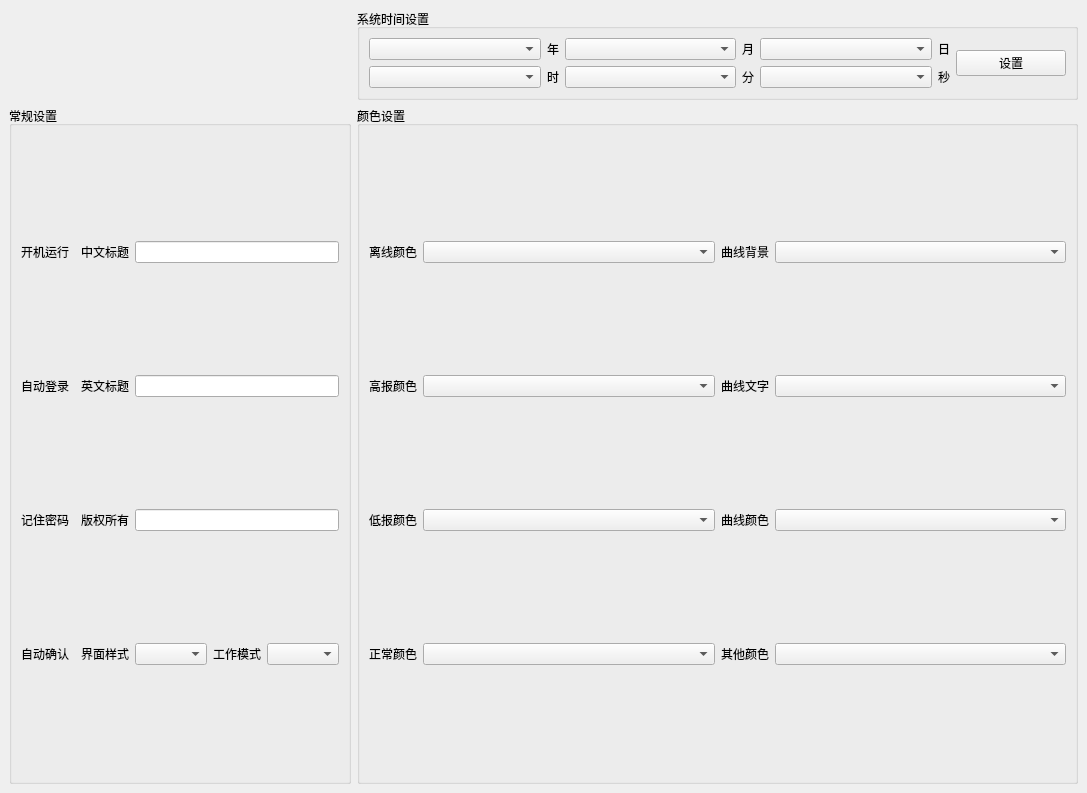
Above: frmconfig/frmconfigsystem.ui from richardzjq/instrument_correction before the change. Below: the same form after it.
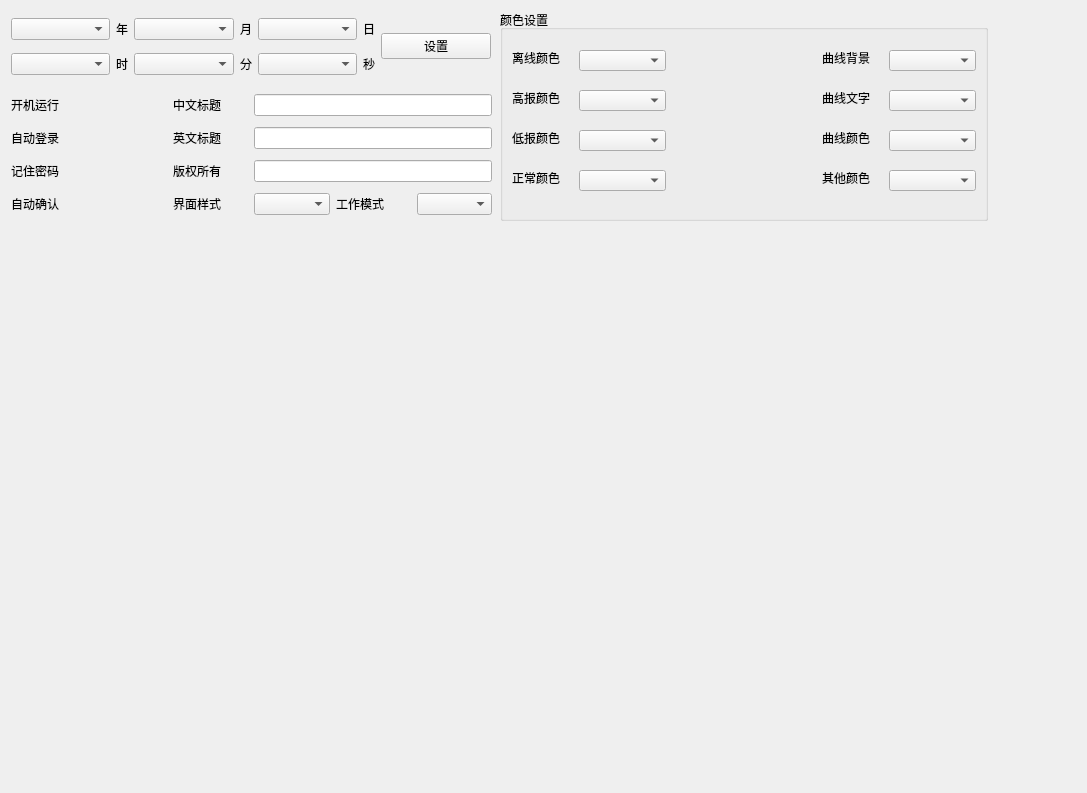
That is the form after the change. Custom widgets are drawn as their Qt base class.

Commit message: change system config UI

```diff
--- a/frmconfig/frmconfigsystem.ui
+++ b/frmconfig/frmconfigsystem.ui
@@ -34,15 +34,27 @@
      <property name="autoFillBackground">
       <bool>true</bool>
      </property>
-     <layout class="QGridLayout" name="gridLayout_9">
-      <item row="1" column="1">
        <widget class="QGroupBox" name="gboxColor">
+      <property name="geometry">
+       <rect>
+        <x>500</x>
+        <y>10</y>
+        <width>488</width>
+        <height>211</height>
+       </rect>
+      </property>
         <property name="title">
          <string>颜色设置</string>
         </property>
-        <layout class="QGridLayout" name="gridLayout_8">
-         <item row="0" column="1">
           <widget class="ColorComboBox" name="cboxColorZero">
+       <property name="geometry">
+        <rect>
+         <x>79</x>
+         <y>40</y>
+         <width>87</width>
+         <height>21</height>
+        </rect>
+       </property>
            <property name="sizePolicy">
             <sizepolicy hsizetype="Expanding" vsizetype="Fixed">
              <horstretch>0</horstretch>
@@ -50,23 +62,41 @@
             </sizepolicy>
            </property>
           </widget>
-         </item>
-         <item row="0" column="0">
           <widget class="QLabel" name="labColorZero">
+       <property name="geometry">
+        <rect>
+         <x>12</x>
+         <y>40</y>
+         <width>60</width>
+         <height>16</height>
+        </rect>
+       </property>
            <property name="text">
             <string>离线颜色</string>
            </property>
           </widget>
-         </item>
-         <item row="0" column="2">
           <widget class="QLabel" name="labColorPlotBg">
+       <property name="geometry">
+        <rect>
+         <x>322</x>
+         <y>40</y>
+         <width>60</width>
+         <height>16</height>
+        </rect>
+       </property>
            <property name="text">
             <string>曲线背景</string>
            </property>
           </widget>
-         </item>
-         <item row="0" column="3">
           <widget class="ColorComboBox" name="cboxColorPlotBg">
+       <property name="geometry">
+        <rect>
+         <x>389</x>
+         <y>40</y>
+         <width>87</width>
+         <height>21</height>
+        </rect>
+       </property>
            <property name="sizePolicy">
             <sizepolicy hsizetype="Expanding" vsizetype="Fixed">
              <horstretch>0</horstretch>
@@ -74,23 +104,41 @@
             </sizepolicy>
            </property>
           </widget>
-         </item>
-         <item row="1" column="0">
           <widget class="QLabel" name="labColorUpper">
+       <property name="geometry">
+        <rect>
+         <x>12</x>
+         <y>80</y>
+         <width>60</width>
+         <height>16</height>
+        </rect>
+       </property>
            <property name="text">
             <string>高报颜色</string>
            </property>
           </widget>
-         </item>
-         <item row="1" column="2">
           <widget class="QLabel" name="labColorPlotText">
+       <property name="geometry">
+        <rect>
+         <x>322</x>
+         <y>80</y>
+         <width>60</width>
+         <height>16</height>
+        </rect>
+       </property>
            <property name="text">
             <string>曲线文字</string>
            </property>
           </widget>
-         </item>
-         <item row="1" column="1">
           <widget class="ColorComboBox" name="cboxColorUpper">
+       <property name="geometry">
+        <rect>
+         <x>79</x>
+         <y>80</y>
+         <width>87</width>
+         <height>21</height>
+        </rect>
+       </property>
            <property name="sizePolicy">
             <sizepolicy hsizetype="Expanding" vsizetype="Fixed">
              <horstretch>0</horstretch>
@@ -98,16 +146,28 @@
             </sizepolicy>
            </property>
           </widget>
-         </item>
-         <item row="2" column="0">
           <widget class="QLabel" name="labColorLimit">
+       <property name="geometry">
+        <rect>
+         <x>12</x>
+         <y>120</y>
+         <width>60</width>
+         <height>16</height>
+        </rect>
+       </property>
            <property name="text">
             <string>低报颜色</string>
            </property>
           </widget>
-         </item>
-         <item row="2" column="1">
           <widget class="ColorComboBox" name="cboxColorLimit">
+       <property name="geometry">
+        <rect>
+         <x>79</x>
+         <y>120</y>
+         <width>87</width>
+         <height>21</height>
+        </rect>
+       </property>
            <property name="sizePolicy">
             <sizepolicy hsizetype="Expanding" vsizetype="Fixed">
              <horstretch>0</horstretch>
@@ -115,16 +175,28 @@
             </sizepolicy>
            </property>
           </widget>
-         </item>
-         <item row="2" column="2">
           <widget class="QLabel" name="labColorPlotLine">
+       <property name="geometry">
+        <rect>
+         <x>322</x>
+         <y>120</y>
+         <width>60</width>
+         <height>16</height>
+        </rect>
+       </property>
            <property name="text">
             <string>曲线颜色</string>
            </property>
           </widget>
-         </item>
-         <item row="1" column="3">
           <widget class="ColorComboBox" name="cboxColorPlotText">
+       <property name="geometry">
+        <rect>
+         <x>389</x>
+         <y>80</y>
+         <width>87</width>
+         <height>21</height>
+        </rect>
+       </property>
            <property name="sizePolicy">
             <sizepolicy hsizetype="Expanding" vsizetype="Fixed">
              <horstretch>0</horstretch>
@@ -132,9 +204,15 @@
             </sizepolicy>
            </property>
           </widget>
-         </item>
-         <item row="2" column="3">
           <widget class="ColorComboBox" name="cboxColorPlotLine">
+       <property name="geometry">
+        <rect>
+         <x>389</x>
+         <y>120</y>
+         <width>87</width>
+         <height>21</height>
+        </rect>
+       </property>
            <property name="sizePolicy">
             <sizepolicy hsizetype="Expanding" vsizetype="Fixed">
              <horstretch>0</horstretch>
@@ -142,23 +220,41 @@
             </sizepolicy>
            </property>
           </widget>
-         </item>
-         <item row="3" column="2">
           <widget class="QLabel" name="labColorOther">
+       <property name="geometry">
+        <rect>
+         <x>322</x>
+         <y>160</y>
+         <width>60</width>
+         <height>16</height>
+        </rect>
+       </property>
            <property name="text">
             <string>其他颜色</string>
            </property>
           </widget>
-         </item>
-         <item row="3" column="0">
           <widget class="QLabel" name="labColorNormal">
+       <property name="geometry">
+        <rect>
+         <x>12</x>
+         <y>160</y>
+         <width>60</width>
+         <height>16</height>
+        </rect>
+       </property>
            <property name="text">
             <string>正常颜色</string>
            </property>
           </widget>
-         </item>
-         <item row="3" column="1">
           <widget class="ColorComboBox" name="cboxColorNormal">
+       <property name="geometry">
+        <rect>
+         <x>79</x>
+         <y>160</y>
+         <width>87</width>
+         <height>21</height>
+        </rect>
+       </property>
            <property name="sizePolicy">
             <sizepolicy hsizetype="Expanding" vsizetype="Fixed">
              <horstretch>0</horstretch>
@@ -166,9 +262,15 @@
             </sizepolicy>
            </property>
           </widget>
-         </item>
-         <item row="3" column="3">
           <widget class="ColorComboBox" name="cboxColorOther">
+       <property name="geometry">
+        <rect>
+         <x>389</x>
+         <y>160</y>
+         <width>87</width>
+         <height>21</height>
+        </rect>
+       </property>
            <property name="sizePolicy">
             <sizepolicy hsizetype="Expanding" vsizetype="Fixed">
              <horstretch>0</horstretch>
@@ -176,16 +278,54 @@
             </sizepolicy>
            </property>
           </widget>
-         </item>
-        </layout>
-       </widget>
-      </item>
-      <item row="1" column="0">
-       <widget class="QGroupBox" name="gboxBase">
-        <property name="title">
-         <string>常规设置</string>
+     </widget>
+     <widget class="QWidget" name="gboxBase" native="true">
+      <property name="geometry">
+       <rect>
+        <x>11</x>
+        <y>89</y>
+        <width>481</width>
+        <height>131</height>
+       </rect>
         </property>
         <layout class="QGridLayout" name="gridLayout_2">
+       <item row="1" column="2">
+        <widget class="QLabel" name="labLogoE">
+         <property name="text">
+          <string>英文标题</string>
+         </property>
+        </widget>
+       </item>
+       <item row="0" column="0">
+        <widget class="QLabel" name="labAutoRun">
+         <property name="text">
+          <string>开机运行</string>
+         </property>
+        </widget>
+       </item>
+       <item row="3" column="0">
+        <widget class="QLabel" name="labAutoConfirm">
+         <property name="text">
+          <string>自动确认</string>
+         </property>
+        </widget>
+       </item>
+       <item row="3" column="4">
+        <widget class="QLabel" name="labWorkMode">
+         <property name="text">
+          <string>工作模式</string>
+         </property>
+        </widget>
+       </item>
+       <item row="3" column="5">
+        <widget class="QComboBox" name="cboxWorkMode"/>
+       </item>
+       <item row="0" column="3" colspan="3">
+        <widget class="QLineEdit" name="txtLogoCn"/>
+       </item>
+       <item row="3" column="3">
+        <widget class="QComboBox" name="cboxStyleName"/>
+       </item>
          <item row="3" column="2">
           <widget class="QLabel" name="labStyleName">
            <property name="text">
@@ -193,6 +333,16 @@
            </property>
           </widget>
          </item>
+       <item row="1" column="3" colspan="3">
+        <widget class="QLineEdit" name="txtLogoEn"/>
+       </item>
+       <item row="2" column="2">
+        <widget class="QLabel" name="labAuthor">
+         <property name="text">
+          <string>版权所有</string>
+         </property>
+        </widget>
+       </item>
          <item row="2" column="3" colspan="3">
           <widget class="QLineEdit" name="txtAuthor">
            <property name="readOnly">
@@ -200,41 +350,6 @@
            </property>
           </widget>
          </item>
-         <item row="2" column="2">
-          <widget class="QLabel" name="labAuthor">
-           <property name="text">
-            <string>版权所有</string>
-           </property>
-          </widget>
-         </item>
-         <item row="3" column="1">
-          <widget class="SwitchButton" name="btnAutoConfirm" native="true"/>
-         </item>
-         <item row="2" column="1">
-          <widget class="SwitchButton" name="btnAutoPwd" native="true"/>
-         </item>
-         <item row="0" column="1">
-          <widget class="SwitchButton" name="btnAutoRun" native="true"/>
-         </item>
-         <item row="1" column="1">
-          <widget class="SwitchButton" name="btnAutoLogin" native="true"/>
-         </item>
-         <item row="3" column="3">
-          <widget class="QComboBox" name="cboxStyleName"/>
-         </item>
-         <item row="3" column="5">
-          <widget class="QComboBox" name="cboxWorkMode"/>
-         </item>
-         <item row="1" column="3" colspan="3">
-          <widget class="QLineEdit" name="txtLogoEn"/>
-         </item>
-         <item row="3" column="4">
-          <widget class="QLabel" name="labWorkMode">
-           <property name="text">
-            <string>工作模式</string>
-           </property>
-          </widget>
-         </item>
          <item row="0" column="2">
           <widget class="QLabel" name="labLogoC">
            <property name="text">
@@ -242,23 +357,6 @@
            </property>
           </widget>
          </item>
-         <item row="1" column="2">
-          <widget class="QLabel" name="labLogoE">
-           <property name="text">
-            <string>英文标题</string>
-           </property>
-          </widget>
-         </item>
-         <item row="0" column="3" colspan="3">
-          <widget class="QLineEdit" name="txtLogoCn"/>
-         </item>
-         <item row="1" column="0">
-          <widget class="QLabel" name="labAutoLogin">
-           <property name="text">
-            <string>自动登录</string>
-           </property>
-          </widget>
-         </item>
          <item row="2" column="0">
           <widget class="QLabel" name="labAutoPwd">
            <property name="text">
@@ -266,34 +364,42 @@
            </property>
           </widget>
          </item>
-         <item row="0" column="0">
-          <widget class="QLabel" name="labAutoRun">
+       <item row="1" column="0">
+        <widget class="QLabel" name="labAutoLogin">
            <property name="text">
-            <string>开机运行</string>
+          <string>自动登录</string>
            </property>
           </widget>
          </item>
-         <item row="3" column="0">
-          <widget class="QLabel" name="labAutoConfirm">
-           <property name="text">
-            <string>自动确认</string>
-           </property>
-          </widget>
-         </item>
-        </layout>
-       </widget>
+       <item row="3" column="1">
+        <widget class="SwitchButton" name="btnAutoConfirm" native="true"/>
+       </item>
+       <item row="2" column="1">
+        <widget class="SwitchButton" name="btnAutoPwd" native="true"/>
       </item>
       <item row="0" column="1">
-       <widget class="QGroupBox" name="gboxTime">
+        <widget class="SwitchButton" name="btnAutoRun" native="true"/>
+       </item>
+       <item row="1" column="1">
+        <widget class="SwitchButton" name="btnAutoLogin" native="true"/>
+       </item>
+      </layout>
+     </widget>
+     <widget class="QWidget" name="gboxTime" native="true">
+      <property name="geometry">
+       <rect>
+        <x>11</x>
+        <y>11</y>
+        <width>480</width>
+        <height>71</height>
+       </rect>
+      </property>
         <property name="sizePolicy">
          <sizepolicy hsizetype="Preferred" vsizetype="Fixed">
           <horstretch>0</horstretch>
           <verstretch>0</verstretch>
          </sizepolicy>
         </property>
-        <property name="title">
-         <string>系统时间设置</string>
-        </property>
         <layout class="QGridLayout" name="gridLayout">
          <item row="1" column="0">
           <widget class="QComboBox" name="cboxHour">
@@ -305,6 +411,13 @@
            </property>
           </widget>
          </item>
+       <item row="0" column="5">
+        <widget class="QLabel" name="labDay">
+         <property name="text">
+          <string>日</string>
+         </property>
+        </widget>
+       </item>
          <item row="1" column="1">
           <widget class="QLabel" name="labHour">
            <property name="text">
@@ -322,13 +435,6 @@
            </property>
           </widget>
          </item>
-         <item row="1" column="3">
-          <widget class="QLabel" name="labMin">
-           <property name="text">
-            <string>分</string>
-           </property>
-          </widget>
-         </item>
          <item row="1" column="4">
           <widget class="QComboBox" name="cboxSec">
            <property name="sizePolicy">
@@ -346,6 +452,16 @@
            </property>
           </widget>
          </item>
+       <item row="0" column="4">
+        <widget class="QComboBox" name="cboxDay">
+         <property name="sizePolicy">
+          <sizepolicy hsizetype="Expanding" vsizetype="Fixed">
+           <horstretch>0</horstretch>
+           <verstretch>0</verstretch>
+          </sizepolicy>
+         </property>
+        </widget>
+       </item>
          <item row="0" column="6" rowspan="2">
           <widget class="QPushButton" name="btnSetTime">
            <property name="sizePolicy">
@@ -365,20 +481,10 @@
            </property>
           </widget>
          </item>
-         <item row="0" column="4">
-          <widget class="QComboBox" name="cboxDay">
-           <property name="sizePolicy">
-            <sizepolicy hsizetype="Expanding" vsizetype="Fixed">
-             <horstretch>0</horstretch>
-             <verstretch>0</verstretch>
-            </sizepolicy>
-           </property>
-          </widget>
-         </item>
-         <item row="0" column="5">
-          <widget class="QLabel" name="labDay">
+       <item row="1" column="3">
+        <widget class="QLabel" name="labMin">
            <property name="text">
-            <string>日</string>
+          <string>分</string>
            </property>
           </widget>
          </item>
@@ -392,16 +498,6 @@
            </property>
           </widget>
          </item>
-         <item row="0" column="2">
-          <widget class="QComboBox" name="cboxMonth">
-           <property name="sizePolicy">
-            <sizepolicy hsizetype="Expanding" vsizetype="Fixed">
-             <horstretch>0</horstretch>
-             <verstretch>0</verstretch>
-            </sizepolicy>
-           </property>
-          </widget>
-         </item>
          <item row="0" column="1">
           <widget class="QLabel" name="labYear">
            <property name="text">
@@ -416,10 +512,18 @@
            </property>
           </widget>
          </item>
-        </layout>
+       <item row="0" column="2">
+        <widget class="QComboBox" name="cboxMonth">
+         <property name="sizePolicy">
+          <sizepolicy hsizetype="Expanding" vsizetype="Fixed">
+           <horstretch>0</horstretch>
+           <verstretch>0</verstretch>
+          </sizepolicy>
+         </property>
        </widget>
       </item>
      </layout>
+     </widget>
     </widget>
    </item>
   </layout>
```
Lines whose indentation alone changed are shown as unchanged. The commit also changes 1 other file.
